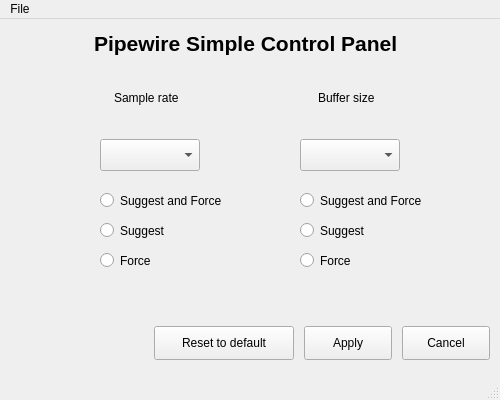
This is src/ui/mainWindow.ui in Relepega/pwscp as Qt 5 draws it before an edit. The edited form follows.
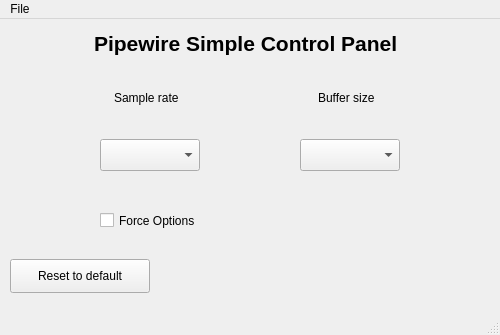
This is the edited form.

Commit message:
refactor(mainWindow): Simplified logic
Now each option applies directly on change

The edit to the form file:
```diff
--- a/src/ui/mainWindow.ui
+++ b/src/ui/mainWindow.ui
@@ -7,7 +7,7 @@
     <x>0</x>
     <y>0</y>
     <width>500</width>
-    <height>400</height>
+    <height>335</height>
    </rect>
   </property>
   <property name="windowTitle">
@@ -37,32 +37,6 @@
      </rect>
     </property>
    </widget>
-   <widget class="QPushButton" name="button_Apply">
-    <property name="geometry">
-     <rect>
-      <x>304</x>
-      <y>307</y>
-      <width>88</width>
-      <height>34</height>
-     </rect>
-    </property>
-    <property name="text">
-     <string>Apply</string>
-    </property>
-   </widget>
-   <widget class="QPushButton" name="button_Cancel">
-    <property name="geometry">
-     <rect>
-      <x>402</x>
-      <y>307</y>
-      <width>88</width>
-      <height>34</height>
-     </rect>
-    </property>
-    <property name="text">
-     <string>Cancel</string>
-    </property>
-   </widget>
    <widget class="QLabel" name="label_Title">
     <property name="geometry">
      <rect>
@@ -122,89 +96,11 @@
      <string>Buffer size</string>
     </property>
    </widget>
-   <widget class="QRadioButton" name="radioButton">
-    <property name="geometry">
-     <rect>
-      <x>100</x>
-      <y>170</y>
-      <width>137</width>
-      <height>23</height>
-     </rect>
-    </property>
-    <property name="text">
-     <string>Suggest and Force</string>
-    </property>
-   </widget>
-   <widget class="QRadioButton" name="radioButton_2">
-    <property name="geometry">
-     <rect>
-      <x>100</x>
-      <y>200</y>
-      <width>101</width>
-      <height>23</height>
-     </rect>
-    </property>
-    <property name="text">
-     <string>Suggest</string>
-    </property>
-   </widget>
-   <widget class="QRadioButton" name="radioButton_3">
-    <property name="geometry">
-     <rect>
-      <x>100</x>
-      <y>230</y>
-      <width>101</width>
-      <height>23</height>
-     </rect>
-    </property>
-    <property name="text">
-     <string>Force</string>
-    </property>
-   </widget>
-   <widget class="QRadioButton" name="radioButton_4">
-    <property name="geometry">
-     <rect>
-      <x>300</x>
-      <y>200</y>
-      <width>101</width>
-      <height>23</height>
-     </rect>
-    </property>
-    <property name="text">
-     <string>Suggest</string>
-    </property>
-   </widget>
-   <widget class="QRadioButton" name="radioButton_5">
-    <property name="geometry">
-     <rect>
-      <x>300</x>
-      <y>170</y>
-      <width>137</width>
-      <height>23</height>
-     </rect>
-    </property>
-    <property name="text">
-     <string>Suggest and Force</string>
-    </property>
-   </widget>
-   <widget class="QRadioButton" name="radioButton_6">
-    <property name="geometry">
-     <rect>
-      <x>300</x>
-      <y>230</y>
-      <width>101</width>
-      <height>23</height>
-     </rect>
-    </property>
-    <property name="text">
-     <string>Force</string>
-    </property>
-   </widget>
    <widget class="QPushButton" name="button_Apply_2">
     <property name="geometry">
      <rect>
-      <x>154</x>
-      <y>307</y>
+      <x>10</x>
+      <y>240</y>
       <width>140</width>
       <height>34</height>
      </rect>
@@ -213,6 +109,19 @@
      <string>Reset to default</string>
     </property>
    </widget>
+   <widget class="QCheckBox" name="checkBox">
+    <property name="geometry">
+     <rect>
+      <x>100</x>
+      <y>190</y>
+      <width>137</width>
+      <height>23</height>
+     </rect>
+    </property>
+    <property name="text">
+     <string>Force Options</string>
+    </property>
+   </widget>
   </widget>
   <widget class="QMenuBar" name="menubar">
    <property name="enabled">
```
The commit also changes 2 other files.
